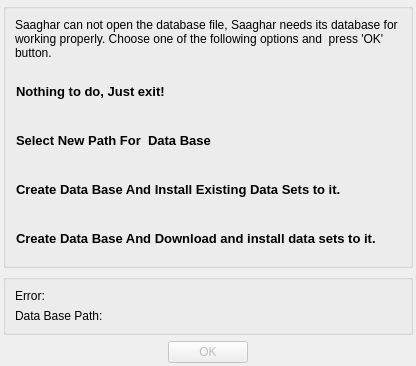
Above: nodatabasedialog.ui from srazi/Saaghar before the change. Below: the same form after it.
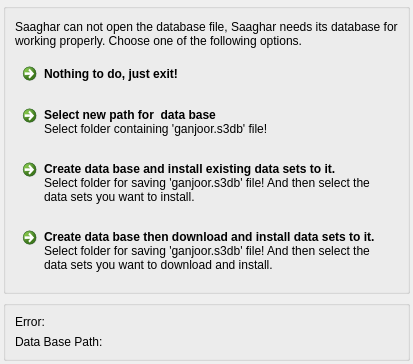
That is the form after the change.

Commit message: Improved: The 'NoDataBaseDialog' was improved!

Patch:
```diff
--- a/nodatabasedialog.ui
+++ b/nodatabasedialog.ui
@@ -6,8 +6,8 @@
    <rect>
     <x>0</x>
     <y>0</y>
-    <width>416</width>
-    <height>350</height>
+    <width>413</width>
+    <height>364</height>
    </rect>
   </property>
   <property name="sizePolicy">
@@ -49,7 +49,7 @@
       <item>
        <widget class="QLabel" name="label">
         <property name="text">
-         <string>Saaghar can not open the database file, Saaghar needs its database for working properly. Choose one of the following options and  press 'OK' button.</string>
+         <string>Saaghar can not open the database file, Saaghar needs its database for working properly. Choose one of the following options.</string>
         </property>
         <property name="scaledContents">
          <bool>false</bool>
@@ -60,73 +60,23 @@
        </widget>
       </item>
       <item>
-       <widget class="QPushButton" name="exitPushButton">
-        <property name="sizePolicy">
-         <sizepolicy hsizetype="Preferred" vsizetype="Minimum">
-          <horstretch>0</horstretch>
-          <verstretch>0</verstretch>
-         </sizepolicy>
-        </property>
-        <property name="minimumSize">
-         <size>
-          <width>0</width>
-          <height>50</height>
-         </size>
-        </property>
-        <property name="font">
-         <font>
-          <pointsize>10</pointsize>
-          <weight>75</weight>
-          <bold>true</bold>
-         </font>
-        </property>
-        <property name="styleSheet">
-         <string notr="true"/>
-        </property>
+       <widget class="QCommandLinkButton" name="exitPushButton">
         <property name="text">
-         <string>Nothing to do, Just exit!</string>
+         <string>Nothing to do, just exit!</string>
         </property>
         <property name="checkable">
-         <bool>true</bool>
-        </property>
-        <property name="checked">
          <bool>false</bool>
         </property>
         <property name="autoExclusive">
          <bool>true</bool>
         </property>
-        <property name="autoDefault">
-         <bool>true</bool>
-        </property>
         <property name="default">
-         <bool>false</bool>
-        </property>
-        <property name="flat">
          <bool>true</bool>
         </property>
        </widget>
       </item>
       <item>
-       <widget class="QPushButton" name="selectDataBase">
-        <property name="sizePolicy">
-         <sizepolicy hsizetype="Preferred" vsizetype="Minimum">
-          <horstretch>0</horstretch>
-          <verstretch>0</verstretch>
-         </sizepolicy>
-        </property>
-        <property name="minimumSize">
-         <size>
-          <width>0</width>
-          <height>50</height>
-         </size>
-        </property>
-        <property name="font">
-         <font>
-          <pointsize>10</pointsize>
-          <weight>75</weight>
-          <bold>true</bold>
-         </font>
-        </property>
+       <widget class="QCommandLinkButton" name="selectDataBase">
         <property name="toolTip">
          <string>Select folder containing 'ganjoor.s3db' file!</string>
         </property>
@@ -134,49 +84,21 @@
          <string>By selecting this option opens a dialog, and you should select a path containing 'ganjoor.s3db' file. Then Saaghar starts by setting it as its default data base!</string>
         </property>
         <property name="text">
-         <string>Select New Path For  Data Base</string>
+         <string>Select new path for  data base</string>
         </property>
         <property name="checkable">
-         <bool>true</bool>
-        </property>
-        <property name="checked">
          <bool>false</bool>
         </property>
         <property name="autoExclusive">
          <bool>true</bool>
         </property>
-        <property name="autoDefault">
-         <bool>false</bool>
-        </property>
-        <property name="default">
-         <bool>false</bool>
-        </property>
-        <property name="flat">
-         <bool>true</bool>
+        <property name="description">
+         <string>Select folder containing 'ganjoor.s3db' file!</string>
         </property>
        </widget>
       </item>
       <item>
-       <widget class="QPushButton" name="createDataBaseFromLocal">
-        <property name="sizePolicy">
-         <sizepolicy hsizetype="Preferred" vsizetype="Minimum">
-          <horstretch>0</horstretch>
-          <verstretch>0</verstretch>
-         </sizepolicy>
-        </property>
-        <property name="minimumSize">
-         <size>
-          <width>0</width>
-          <height>50</height>
-         </size>
-        </property>
-        <property name="font">
-         <font>
-          <pointsize>10</pointsize>
-          <weight>75</weight>
-          <bold>true</bold>
-         </font>
-        </property>
+       <widget class="QCommandLinkButton" name="createDataBaseFromLocal">
         <property name="toolTip">
          <string>Select folder for saving 'ganjoor.s3db' file! And then select the data sets you want to install.</string>
         </property>
@@ -184,78 +106,38 @@
          <string>Firstly a dialog appears for select a path for saving 'ganjoor.s3db' file. It has not to contain 'ganjoor.s3db'! And then a dialog appears that you should select the data sets you want to install.</string>
         </property>
         <property name="text">
-         <string>Create Data Base And Install Existing Data Sets to it.</string>
+         <string>Create data base and install existing data sets to it.</string>
         </property>
         <property name="checkable">
-         <bool>true</bool>
-        </property>
-        <property name="checked">
          <bool>false</bool>
         </property>
         <property name="autoExclusive">
          <bool>true</bool>
         </property>
-        <property name="autoDefault">
-         <bool>false</bool>
-        </property>
-        <property name="default">
-         <bool>false</bool>
-        </property>
-        <property name="flat">
-         <bool>true</bool>
+        <property name="description">
+         <string>Select folder for saving 'ganjoor.s3db' file! And then select the data sets you want to install.</string>
         </property>
        </widget>
       </item>
       <item>
-       <widget class="QPushButton" name="createDataBaseFromRemote">
-        <property name="sizePolicy">
-         <sizepolicy hsizetype="Preferred" vsizetype="Minimum">
-          <horstretch>0</horstretch>
-          <verstretch>0</verstretch>
-         </sizepolicy>
-        </property>
-        <property name="minimumSize">
-         <size>
-          <width>0</width>
-          <height>50</height>
-         </size>
-        </property>
-        <property name="font">
-         <font>
-          <pointsize>10</pointsize>
-          <weight>75</weight>
-          <bold>true</bold>
-         </font>
-        </property>
+       <widget class="QCommandLinkButton" name="createDataBaseFromRemote">
         <property name="toolTip">
          <string>Select folder for saving 'ganjoor.s3db' file! And then select the data sets you want to download and install.</string>
         </property>
         <property name="whatsThis">
          <string>Firstly a dialog appears for select a path for saving 'ganjoor.s3db' file. It has not to contain 'ganjoor.s3db'! And then a dialog appears that you should select the data sets you want to download and install.</string>
         </property>
-        <property name="styleSheet">
-         <string notr="true"/>
-        </property>
         <property name="text">
-         <string>Create Data Base And Download and install data sets to it.</string>
+         <string>Create data base then download and install data sets to it.</string>
         </property>
         <property name="checkable">
-         <bool>true</bool>
-        </property>
-        <property name="checked">
          <bool>false</bool>
         </property>
         <property name="autoExclusive">
          <bool>true</bool>
         </property>
-        <property name="autoDefault">
-         <bool>false</bool>
-        </property>
-        <property name="default">
-         <bool>false</bool>
-        </property>
-        <property name="flat">
-         <bool>true</bool>
+        <property name="description">
+         <string>Select folder for saving 'ganjoor.s3db' file! And then select the data sets you want to download and install.</string>
         </property>
        </widget>
       </item>
@@ -309,22 +191,6 @@
      </layout>
     </widget>
    </item>
-   <item>
-    <widget class="QDialogButtonBox" name="buttonBox">
-     <property name="enabled">
-      <bool>false</bool>
-     </property>
-     <property name="orientation">
-      <enum>Qt::Horizontal</enum>
-     </property>
-     <property name="standardButtons">
-      <set>QDialogButtonBox::Ok</set>
-     </property>
-     <property name="centerButtons">
-      <bool>true</bool>
-     </property>
-    </widget>
-   </item>
   </layout>
  </widget>
  <resources/>
```
Left out of the diff: 41 changed lines with no effect on the pictures. The commit also changes 2 other files.
